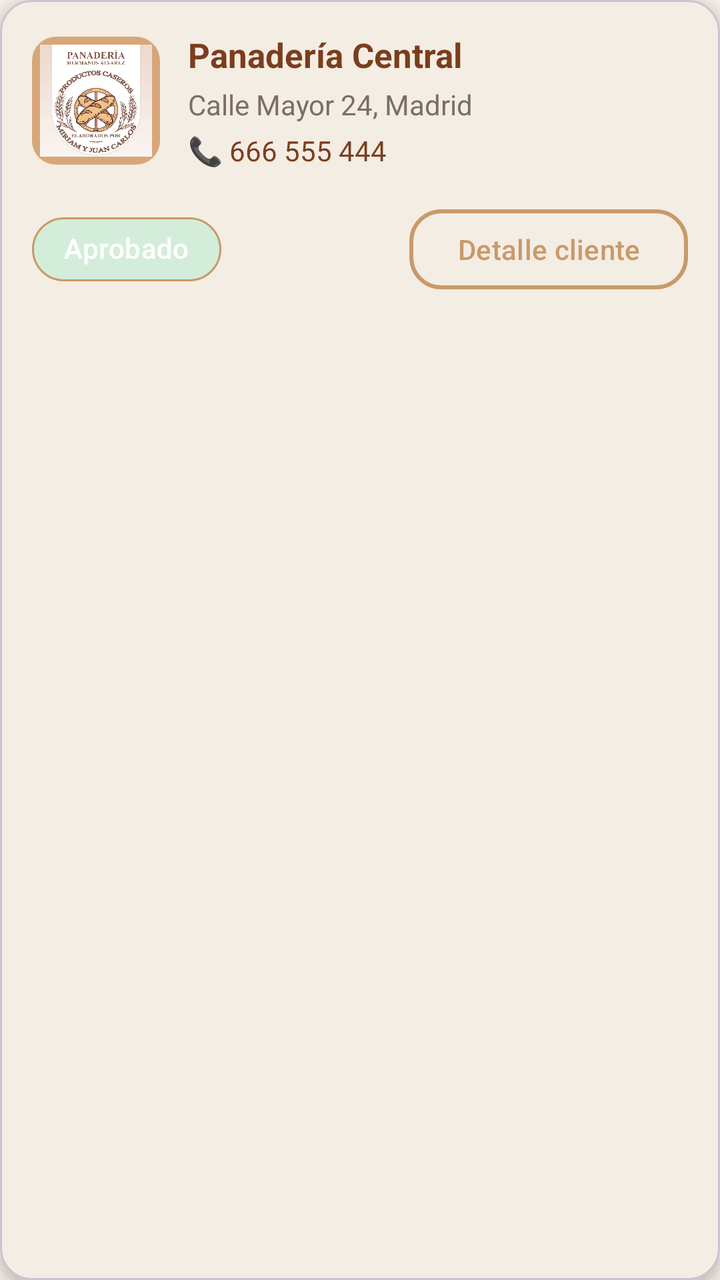
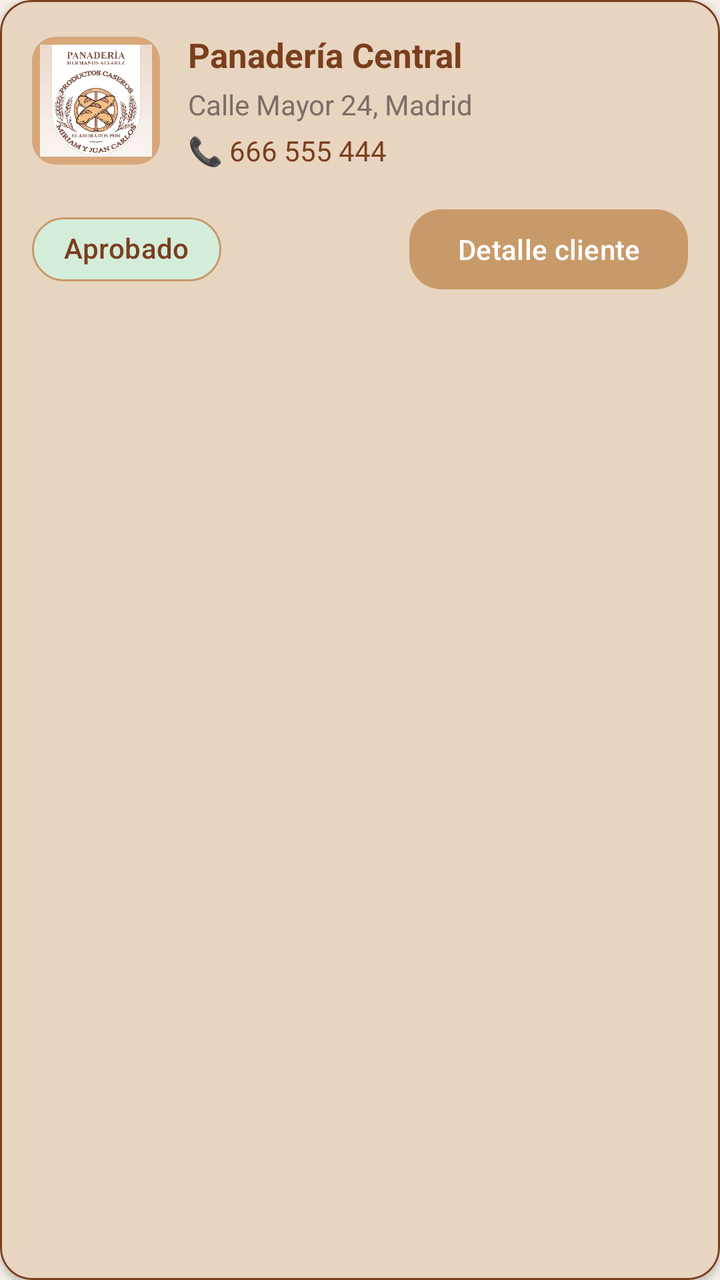

Two renders of the same Android screen: before a commit and after it. Below are the layout's source before the change and the commit's diff.
<!-- AndroidManifest.xml: application theme Theme.AppPanadero -->
<!-- res/layout/item_admin_clientes.xml -->
<?xml version="1.0" encoding="utf-8"?>
<com.google.android.material.card.MaterialCardView
    xmlns:android="http://schemas.android.com/apk/res/android"
    xmlns:app="http://schemas.android.com/apk/res-auto"
    android:layout_width="match_parent"
    android:layout_height="wrap_content"
    android:layout_marginBottom="16dp"
    app:cardCornerRadius="16dp"
    app:cardElevation="4dp"
    app:strokeWidth="1dp"
    style="@style/CardPrimary">

    <LinearLayout
        android:layout_width="match_parent"
        android:layout_height="wrap_content"
        android:orientation="vertical"
        android:padding="16dp">

        
        <LinearLayout
            android:layout_width="match_parent"
            android:layout_height="wrap_content"
            android:orientation="horizontal"
            android:gravity="center_vertical">

            
            <ImageView
                android:id="@+id/imgComercio"
                android:layout_width="64dp"
                android:layout_height="64dp"
                android:src="@drawable/logo_panadero"
                android:scaleType="centerCrop"
                android:background="@drawable/bg_image_rounded"
                android:padding="4dp"/>

            
            <LinearLayout
                android:layout_width="0dp"
                android:layout_height="wrap_content"
                android:layout_weight="1"
                android:orientation="vertical"
                android:layout_marginStart="14dp">

                
                <TextView
                    android:id="@+id/tvNombreComercio"
                    android:layout_width="wrap_content"
                    android:layout_height="wrap_content"
                    android:text="Panadería Central"
                    android:textStyle="bold"
                    android:textSize="17sp"
                    android:maxLines="1"
                    android:ellipsize="end"
                    style="@style/TextTitle"/>

                
                <TextView
                    android:id="@+id/tvDireccion"
                    android:layout_width="wrap_content"
                    android:layout_height="wrap_content"
                    android:text="Calle Mayor 24, Madrid"
                    android:textColor="@color/text_secondary"
                    android:textSize="14sp"
                    android:layout_marginTop="4dp"
                    android:maxLines="1"
                    android:ellipsize="end"/>

                
                <TextView
                    android:id="@+id/tvTelefono"
                    android:layout_width="wrap_content"
                    android:layout_height="wrap_content"
                    android:text="📞 666 555 444"
                    android:textColor="@color/primary_dark"
                    android:textSize="14sp"
                    android:layout_marginTop="4dp"/>

            </LinearLayout>



        </LinearLayout>

        
        
        <LinearLayout
            android:layout_width="match_parent"
            android:layout_height="wrap_content"
            android:orientation="horizontal"
            android:gravity="center_vertical"
            android:layout_marginTop="16dp">

            
            <com.google.android.material.chip.Chip
                android:id="@+id/chipAprobado"
                android:layout_width="wrap_content"
                android:layout_height="wrap_content"
                android:text="Aprobado"
                android:textStyle="bold"
                android:textColor="@android:color/white"
                app:chipBackgroundColor="@color/estado_entregado_bg"
                app:chipCornerRadius="16dp"
                app:chipStrokeWidth="1dp"
                app:chipStrokeColor="@color/primary_color"/>

            
            <View
                android:layout_width="0dp"
                android:layout_height="1dp"
                android:layout_weight="1"/>

            
            <com.google.android.material.button.MaterialButton
                android:id="@+id/btnDetalleCliente"
                android:layout_width="wrap_content"
                android:layout_height="wrap_content"
                android:text="Detalle cliente"
                android:textAllCaps="false"
                android:textColor="@color/primary_color"
                android:backgroundTint="@android:color/transparent"
                app:strokeColor="@color/primary_color"
                app:strokeWidth="2dp"
                app:cornerRadius="16dp"/>

        </LinearLayout>


    </LinearLayout>

</com.google.android.material.card.MaterialCardView>
<!-- resources referenced by this layout -->
<resources>
  <color name="estado_entregado_bg">#D4EDDA</color>
  <color name="primary_color">#C89A6A</color>
  <color name="primary_dark">#7A3E1D</color>
  <color name="text_secondary">#7A6E65</color>
  <!-- drawable bg_image_rounded (drawable) -->
  <shape xmlns:android="http://schemas.android.com/apk/res/android">
      <solid android:color="@color/primary_light"/>
  
      <corners android:radius="12dp"/>
  </shape>
  <!-- drawable logo_panadero: jpg bitmap (drawable, 317897 bytes) -->
  <style name="CardPrimary" parent="Widget.MaterialComponents.CardView">
          <item name="cardCornerRadius">24dp</item>
          <item name="cardElevation">8dp</item>
          <item name="cardBackgroundColor">@color/background_card</item>
      </style>
  <style name="TextTitle">
          <item name="android:textSize">26sp</item>
          <item name="android:textStyle">bold</item>
          <item name="android:textColor">@color/text_primary</item>
      </style>
  <style name="Theme.AppPanadero" parent="Base.Theme.AppPanadero" />
  <color name="primary_light">#D7A77A</color>
  <color name="background_card">#F4EDE4</color>
  <color name="text_primary">#7A3E1D</color>
  <style name="Base.Theme.AppPanadero" parent="Theme.Material3.DayNight.NoActionBar">
          <item name="android:colorBackground">@color/background</item>
          <item name="colorPrimary">@color/primary_color</item>
          <item name="colorOnPrimary">@color/white</item>
      </style>
  <color name="background">#F5EFE7</color>
  <color name="white">#FFFFFF</color>
</resources>

<!-- the commit's change to res/layout/item_admin_clientes.xml (unified diff, before → after) -->
@@ -2,13 +2,16 @@
 <com.google.android.material.card.MaterialCardView
     xmlns:android="http://schemas.android.com/apk/res/android"
     xmlns:app="http://schemas.android.com/apk/res-auto"
+
+    style="@style/CardSecondary"
+
     android:layout_width="match_parent"
     android:layout_height="wrap_content"
-    android:layout_marginBottom="16dp"
-    app:cardCornerRadius="16dp"
-    app:cardElevation="4dp"
-    app:strokeWidth="1dp"
-    style="@style/CardPrimary">
+    android:layout_marginBottom="16dp">
+
+    
+    
+    
 
     <LinearLayout
         android:layout_width="match_parent"
@@ -17,113 +20,127 @@
         android:padding="16dp">
 
         
+        
+        
+
         <LinearLayout
             android:layout_width="match_parent"
             android:layout_height="wrap_content"
-            android:orientation="horizontal"
-            android:gravity="center_vertical">
+            android:gravity="center_vertical"
+            android:orientation="horizontal">
 
             
+            
+            
+
             <ImageView
                 android:id="@+id/imgComercio"
                 android:layout_width="64dp"
                 android:layout_height="64dp"
-                android:src="@drawable/logo_panadero"
+                android:background="@drawable/bg_image_rounded"
+                android:padding="4dp"
                 android:scaleType="centerCrop"
-                android:background="@drawable/bg_image_rounded"
-                android:padding="4dp"/>
+                android:src="@drawable/logo_panadero" />
 
             
+            
+            
+
             <LinearLayout
                 android:layout_width="0dp"
                 android:layout_height="wrap_content"
+                android:layout_marginStart="14dp"
                 android:layout_weight="1"
-                android:orientation="vertical"
-                android:layout_marginStart="14dp">
+                android:orientation="vertical">
 
                 
                 <TextView
                     android:id="@+id/tvNombreComercio"
+                    style="@style/TextTitle"
                     android:layout_width="wrap_content"
                     android:layout_height="wrap_content"
+                    android:ellipsize="end"
+                    android:maxLines="1"
                     android:text="Panadería Central"
-                    android:textStyle="bold"
                     android:textSize="17sp"
-                    android:maxLines="1"
-                    android:ellipsize="end"
-                    style="@style/TextTitle"/>
+                    android:textStyle="bold" />
 
                 
                 <TextView
                     android:id="@+id/tvDireccion"
+                    style="@style/TextLabel"
                     android:layout_width="wrap_content"
                     android:layout_height="wrap_content"
+                    android:layout_marginTop="4dp"
+                    android:ellipsize="end"
+                    android:maxLines="1"
                     android:text="Calle Mayor 24, Madrid"
-                    android:textColor="@color/text_secondary"
-                    android:textSize="14sp"
-                    android:layout_marginTop="4dp"
-                    android:maxLines="1"
-                    android:ellipsize="end"/>
+                    android:textColor="@color/text_secondary" />
 
                 
                 <TextView
                     android:id="@+id/tvTelefono"
+                    style="@style/TextLabel"
                     android:layout_width="wrap_content"
                     android:layout_height="wrap_content"
+                    android:layout_marginTop="4dp"
                     android:text="📞 666 555 444"
-                    android:textColor="@color/primary_dark"
-                    android:textSize="14sp"
-                    android:layout_marginTop="4dp"/>
+                    android:textColor="@color/primary_dark" />
 
             </LinearLayout>
-
-
 
         </LinearLayout>
 
         
         
+        
+
         <LinearLayout
             android:layout_width="match_parent"
             android:layout_height="wrap_content"
-            android:orientation="horizontal"
+            android:layout_marginTop="16dp"
             android:gravity="center_vertical"
-            android:layout_marginTop="16dp">
+            android:orientation="horizontal">
 
             
+            
+            
+
             <com.google.android.material.chip.Chip
                 android:id="@+id/chipAprobado"
                 android:layout_width="wrap_content"
                 android:layout_height="wrap_content"
                 android:text="Aprobado"
+                android:textColor="@color/text_primary"
                 android:textStyle="bold"
-                android:textColor="@android:color/white"
                 app:chipBackgroundColor="@color/estado_entregado_bg"
                 app:chipCornerRadius="16dp"
-                app:chipStrokeWidth="1dp"
-                app:chipStrokeColor="@color/primary_color"/>
+                app:chipStrokeColor="@color/primary_color"
+                app:chipStrokeWidth="1dp" />
 
             
+            
+            
+
             <View
                 android:layout_width="0dp"
                 android:layout_height="1dp"
-                android:layout_weight="1"/>
+                android:layout_weight="1" />
 
             
+            
+            
+
             <com.google.android.material.button.MaterialButton
                 android:id="@+id/btnDetalleCliente"
+                style="@style/ButtonPrimary"
                 android:layout_width="wrap_content"
-                android:layout_height="wrap_content"
+                android:layout_height="48dp"
                 android:text="Detalle cliente"
                 android:textAllCaps="false"
-                android:textColor="@color/primary_color"
-                android:backgroundTint="@android:color/transparent"
-                app:strokeColor="@color/primary_color"
-                app:strokeWidth="2dp"
-                app:cornerRadius="16dp"/>
+                app:cornerRadius="16dp" />
 
         </LinearLayout>
-
 
     </LinearLayout>
 
<!-- resource entries referenced after the edit -->
@@ -11,10 +11,30 @@
       <corners android:radius="12dp"/>
   </shape>
   <!-- drawable logo_panadero: jpg bitmap (drawable, 317897 bytes) -->
-  <style name="CardPrimary" parent="Widget.MaterialComponents.CardView">
-          <item name="cardCornerRadius">24dp</item>
-          <item name="cardElevation">8dp</item>
-          <item name="cardBackgroundColor">@color/background_card</item>
+  <style name="ButtonPrimary" parent="Widget.Material3.Button">
+          <item name="backgroundTint">@color/primary_color</item>
+          <item name="android:textColor">@color/white</item>
+          <item name="cornerRadius">20dp</item>
+      </style>
+  <style name="CardSecondary" parent="Widget.Material3.CardView.Outlined">
+  
+          
+          <item name="cardCornerRadius">16dp</item>
+  
+          
+          <item name="cardElevation">2dp</item>
+  
+          
+          <item name="cardBackgroundColor">@color/brown_light</item>
+  
+          
+          <item name="strokeColor">@color/primary_dark</item>
+          <item name="strokeWidth">1dp</item>
+  
+      </style>
+  <style name="TextLabel">
+          <item name="android:textSize">14sp</item>
+          <item name="android:textColor">@color/text_primary</item>
       </style>
   <style name="TextTitle">
           <item name="android:textSize">26sp</item>
@@ -23,7 +43,6 @@
       </style>
   <style name="Theme.AppPanadero" parent="Base.Theme.AppPanadero" />
   <color name="primary_light">#D7A77A</color>
-  <color name="background_card">#F4EDE4</color>
   <color name="text_primary">#7A3E1D</color>
   <style name="Base.Theme.AppPanadero" parent="Theme.Material3.DayNight.NoActionBar">
           <item name="android:colorBackground">@color/background</item>
@@ -32,5 +51,6 @@
       </style>
   <color name="background">#F5EFE7</color>
   <color name="white">#FFFFFF</color>
+  <color name="brown_light">#E8D5C0</color>
 </resources>
 
